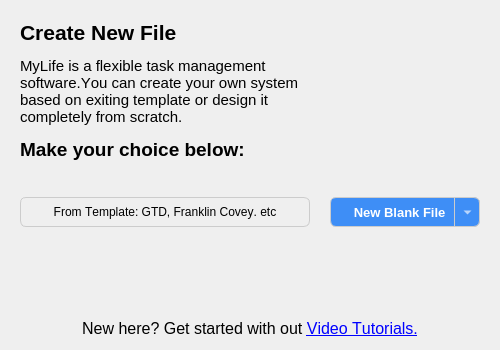
Qt form new_file/newfile.ui (Accordeur/MyLife-UI) before a commit.
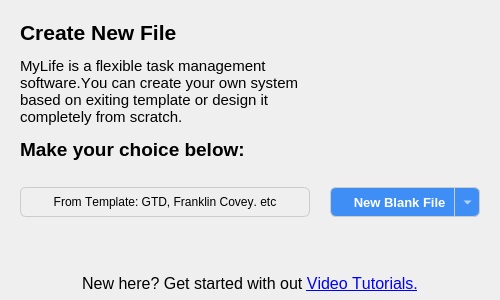
The same form after that commit. Icons and pictures are not drawn.

Commit message: 添加About对话框

The edit to the form file:
```diff
--- a/new_file/newfile.ui
+++ b/new_file/newfile.ui
@@ -7,7 +7,7 @@
     <x>0</x>
     <y>0</y>
     <width>500</width>
-    <height>350</height>
+    <height>300</height>
    </rect>
   </property>
   <property name="sizePolicy">
@@ -19,13 +19,13 @@
   <property name="minimumSize">
    <size>
     <width>500</width>
-    <height>350</height>
+    <height>300</height>
    </size>
   </property>
   <property name="maximumSize">
    <size>
     <width>500</width>
-    <height>350</height>
+    <height>300</height>
    </size>
   </property>
   <property name="font">
@@ -85,10 +85,10 @@
       <number>20</number>
      </property>
      <property name="topMargin">
-      <number>30</number>
+      <number>20</number>
      </property>
      <property name="bottomMargin">
-      <number>80</number>
+      <number>50</number>
      </property>
      <item>
       <widget class="QToolButton" name="toolButton_Select_templates">
```
The commit also changes 7 other files.
